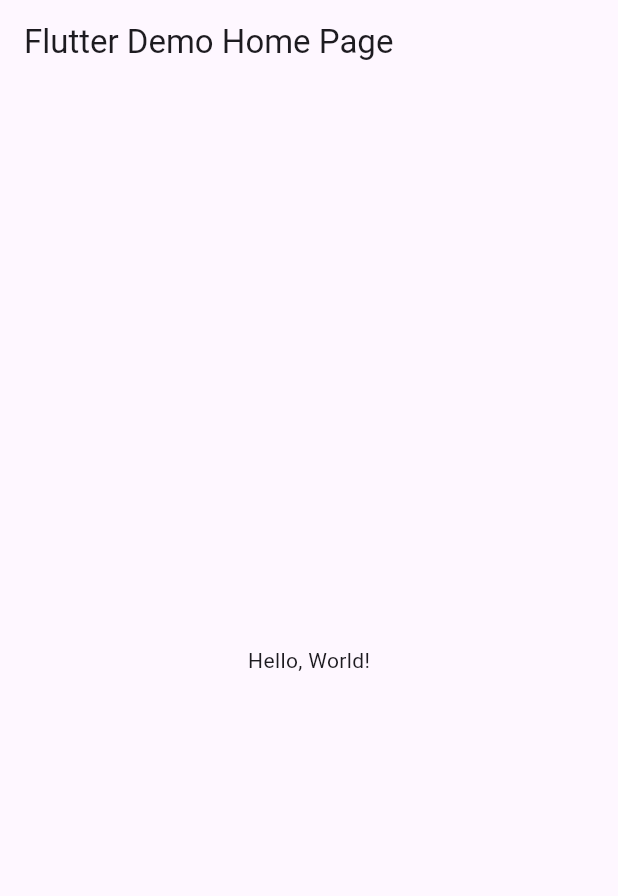
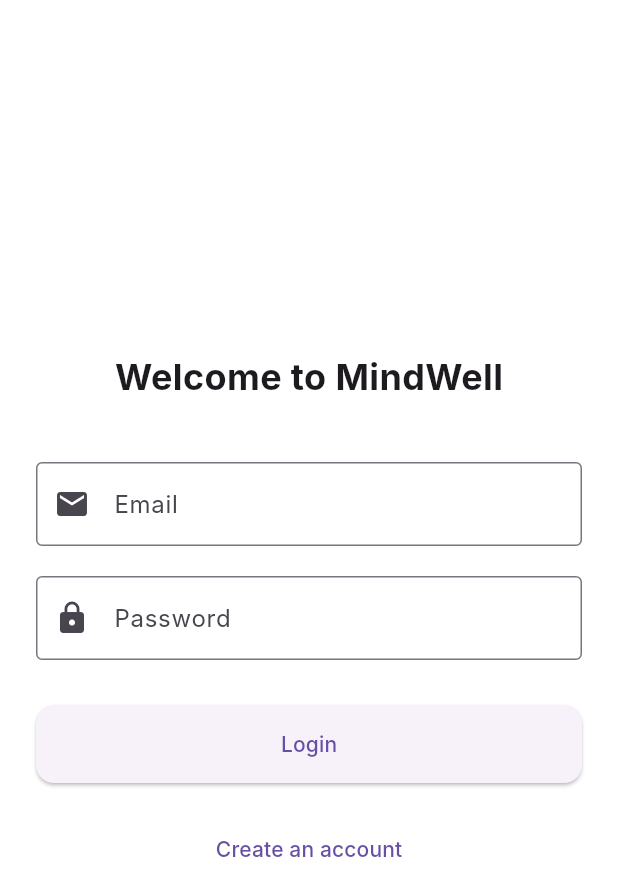
Before and after one commit to nabilalharethi/mental_health_app, a Flutter app: the screen it shows after launch, on a phone screen of 412 x 824 dp. Shown: the top 896 px of the screen. Run offline on Flutter 3.47's test engine with Material 3 defaults, Android fonts, the phone set to English and light mode, and no system bars; Roboto replaces fonts that are missing (Inter).

Commit message:
Phase 1 Verification

```diff
--- /dev/null
+++ b/lib/core/constants/app_constants.dart
@@ -0,0 +1,4 @@
+class AppConstants {
+  static const String appName = 'MindWell';
+  static const String appVersion = '1.0.0';
+}
--- /dev/null
+++ b/lib/core/constants/route_constants.dart
@@ -0,0 +1,5 @@
+class RouteConstants {
+  static const String login = '/login';
+  static const String register = '/register';
+  static const String home = '/home';
+}
--- /dev/null
+++ b/lib/core/utils/validators.dart
@@ -0,0 +1,13 @@
+class Validators {
+  static String? validateEmail(String? value) {
+    if (value == null || value.isEmpty) return 'Email is required';
+    if (!value.contains('@')) return 'Enter a valid email';
+    return null;
+  }
+
+  static String? validatePassword(String? value) {
+    if (value == null || value.isEmpty) return 'Password is required';
+    if (value.length < 6) return 'Minimum 6 characters';
+    return null;
+  }
+}
--- /dev/null
+++ b/lib/core/widgets/buttons.dart
@@ -0,0 +1,31 @@
+import 'package:flutter/material.dart';
+
+class PrimaryButton extends StatelessWidget {
+  final VoidCallback? onPressed;
+  final Widget child;
+  final double? width;
+
+  const PrimaryButton({
+    super.key,
+    required this.onPressed,
+    required this.child,
+    this.width,
+  });
+
+  @override
+  Widget build(BuildContext context) {
+    return SizedBox(
+      width: width ?? double.infinity,
+      child: ElevatedButton(
+        onPressed: onPressed,
+        style: ElevatedButton.styleFrom(
+          padding: const EdgeInsets.symmetric(vertical: 16),
+          shape: RoundedRectangleBorder(
+            borderRadius: BorderRadius.circular(12),
+          ),
+        ),
+        child: child,
+      ),
+    );
+  }
+}
--- a/lib/main.dart
+++ b/lib/main.dart
@@ -1,43 +1,33 @@
 import 'package:flutter/material.dart';
+import 'package:provider/provider.dart';
+import '../presentation/pages/auth/login_screen.dart';
+import '../presentation/providers/auth_provider.dart';
+import '../presentation/theme/app_theme.dart';
+import '../../../core/constants/app_constants.dart';
+import '../../../core/constants/route_constants.dart';
 
-void main() => runApp(MyApp());
+void main() {
+  runApp(
+    ChangeNotifierProvider(
+      create: (_) => AuthProvider(),
+      child: const MyApp(),
+    ),
+  );
+}
 
 class MyApp extends StatelessWidget {
   const MyApp({super.key});
-  // This widget is the root of your application.
+
   @override
   Widget build(BuildContext context) {
     return MaterialApp(
-      // Application name
-      title: 'Flutter Hello World',
-      // Application theme data, you can set the colors for the application as
-      // you want
-      theme: ThemeData(
-        // useMaterial3: false,
-        primarySwatch: Colors.blue,
-      ),
-      // A widget which will be started on application startup
-      home: MyHomePage(title: 'Flutter Demo Home Page'),
+      debugShowCheckedModeBanner: false,
+      title: AppConstants.appName,
+      theme: AppTheme.lightTheme,
+      initialRoute: RouteConstants.login,
+      routes: {
+        RouteConstants.login: (context) => LoginScreen(),
+      },
     );
   }
 }
-
-class MyHomePage extends StatelessWidget {
-  final String title;
-  const MyHomePage({super.key, required this.title});
-
-  @override
-  Widget build(BuildContext context) {
-    return Scaffold(
-      appBar: AppBar(
-        // The title text which will be shown on the action bar
-        title: Text(title),
-      ),
-      body: Center(
-        child: Text(
-          'Hello, World!',
-        ),
-      ),
-    );
-  }
-}
--- /dev/null
+++ b/lib/presentation/pages/auth/login_screen.dart
@@ -0,0 +1,87 @@
+import 'package:flutter/material.dart';
+import 'package:provider/provider.dart';
+import '../../../core/utils/validators.dart';
+import '../../../core/widgets/buttons.dart';
+import '../../providers/auth_provider.dart';
+import '../../../core/constants/route_constants.dart';
+
+class LoginScreen extends StatelessWidget {
+  final _formKey = GlobalKey<FormState>();
+  final _emailController = TextEditingController();
+  final _passwordController = TextEditingController();
+
+  LoginScreen({super.key});
+
+  @override
+  Widget build(BuildContext context) {
+    final authProvider = Provider.of<AuthProvider>(context);
+
+    return Scaffold(
+      body: SafeArea(
+        child: Padding(
+          padding: const EdgeInsets.all(24.0),
+          child: Form(
+            key: _formKey,
+            child: Column(
+              mainAxisAlignment: MainAxisAlignment.center,
+              children: [
+                const Text(
+                  'Welcome to MindWell',
+                  style: TextStyle(
+                    fontSize: 24,
+                    fontWeight: FontWeight.bold,
+                  ),
+                ),
+                const SizedBox(height: 40),
+                TextFormField(
+                  controller: _emailController,
+                  decoration: const InputDecoration(
+                    labelText: 'Email',
+                    prefixIcon: Icon(Icons.email),
+                    border: OutlineInputBorder(),
+                  ),
+                  validator: Validators.validateEmail,
+                  keyboardType: TextInputType.emailAddress,
+                ),
+                const SizedBox(height: 20),
+                TextFormField(
+                  controller: _passwordController,
+                  decoration: const InputDecoration(
+                    labelText: 'Password',
+                    prefixIcon: Icon(Icons.lock),
+                    border: OutlineInputBorder(),
+                  ),
+                  validator: Validators.validatePassword,
+                  obscureText: true,
+                ),
+                const SizedBox(height: 30),
+                PrimaryButton(
+                  onPressed: authProvider.isLoading
+                      ? null
+                      : () {
+                          if (_formKey.currentState!.validate()) {
+                            authProvider.login(
+                              _emailController.text,
+                              _passwordController.text,
+                            );
+                          }
+                        },
+                  child: authProvider.isLoading
+                      ? const CircularProgressIndicator()
+                      : const Text('Login'),
+                ),
+                const SizedBox(height: 20),
+                TextButton(
+                  onPressed: () {
+                    Navigator.pushNamed(context, RouteConstants.register);
+                  },
+                  child: const Text('Create an account'),
+                ),
+              ],
+            ),
+          ),
+        ),
+      ),
+    );
+  }
+}
--- /dev/null
+++ b/lib/presentation/providers/auth_provider.dart
@@ -0,0 +1,28 @@
+import 'package:flutter/foundation.dart';
+
+class AuthProvider with ChangeNotifier {
+  bool _isLoading = false;
+  bool get isLoading => _isLoading;
+
+  Future<void> login(String email, String password) async {
+    _isLoading = true;
+    notifyListeners();
+
+    // Mock login delay
+    await Future.delayed(const Duration(seconds: 2));
+
+    _isLoading = false;
+    notifyListeners();
+  }
+
+  Future<void> register(String email, String password) async {
+    _isLoading = true;
+    notifyListeners();
+
+    // Mock registration delay
+    await Future.delayed(const Duration(seconds: 2));
+
+    _isLoading = false;
+    notifyListeners();
+  }
+}
--- /dev/null
+++ b/lib/presentation/theme/app_theme.dart
@@ -0,0 +1,23 @@
+import 'package:flutter/material.dart';
+
+class AppTheme {
+  static ThemeData lightTheme = ThemeData(
+    primarySwatch: Colors.indigo,
+    fontFamily: 'Inter',
+    scaffoldBackgroundColor: Colors.white,
+    appBarTheme: const AppBarTheme(
+      elevation: 0,
+      centerTitle: true,
+      backgroundColor: Colors.white,
+      iconTheme: IconThemeData(color: Colors.black),
+      titleTextStyle: TextStyle(
+        color: Colors.black,
+        fontSize: 20,
+        fontWeight: FontWeight.w600,
+      ),
+    ),
+  );
+
+  static const Color primaryColor = Color(0xFF667EEA);
+  static const Color secondaryColor = Color(0xFF764BA2);
+}
--- a/pubspec.yaml
+++ b/pubspec.yaml
@@ -10,6 +10,8 @@ environment:
 dependencies:
   flutter:
     sdk: flutter
+  provider: ^6.0.5
+  flutter_svg: ^2.0.7
 
 dev_dependencies:
   flutter_test:
```
Also changed, not shown: pubspec.lock (added), 1 other file.
